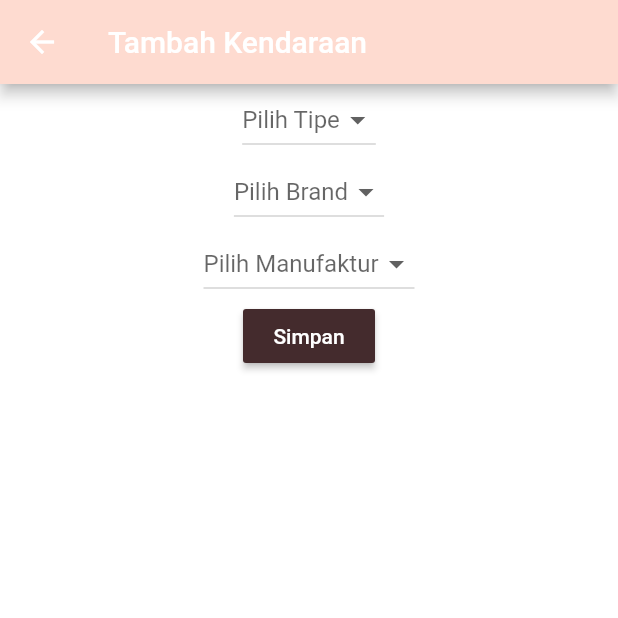
After one commit to sampurnoaji/mobile-momobill, a Flutter app: the FormInput screen opened directly, on a phone screen of 412 x 824 dp, the top half of it. The commit adds this screen. Run offline on Flutter 3.47's test engine with Material 2 defaults, Android fonts, the phone set to English and light mode, and no system bars; our stand-ins replace bloc, dartz, data_connection_checker, equatable, flutter_bloc, formz and 2 more; accounts and stored records are empty; Roboto replaces fonts that are missing (Rubik).

Commit message:
init add vehicle presentation

```diff
--- a/lib/core/presentation/util/navigator.dart
+++ b/lib/core/presentation/util/navigator.dart
@@ -1,3 +1,4 @@
 const ROUTE_LOGIN = '/login';
 const ROUTE_HOME = '/home';
 const ROUTE_TRIVIA = '/number_trivia';
+const ROUTE_ADD_VEHICLE = '/add_vehicle';
--- /dev/null
+++ b/lib/features/vehicle/add/presentation/bloc/add_vehicle_bloc.dart
@@ -0,0 +1,35 @@
+import 'dart:async';
+
+import 'package:bloc/bloc.dart';
+import 'package:equatable/equatable.dart';
+import 'package:flutter/material.dart';
+import 'package:momobill/features/vehicle/add/presentation/models/vehicle_brand.dart';
+import 'package:momobill/features/vehicle/add/presentation/models/vehicle_manufacture.dart';
+import 'package:momobill/features/vehicle/add/presentation/models/vehicle_type.dart';
+
+part 'add_vehicle_event.dart';
+part 'add_vehicle_state.dart';
+
+class AddVehicleBloc extends Bloc<AddVehicleEvent, AddVehicleState> {
+  AddVehicleBloc() : super(AddVehicleInitial());
+
+  @override
+  Stream<AddVehicleState> mapEventToState(AddVehicleEvent event) async* {
+    yield AddVehicleLoading();
+
+    if (event is AddVehicle) {
+      yield _mapAddVehicleToState(event);
+    }
+  }
+
+  _mapAddVehicleToState(AddVehicle event) {
+    final vehicleType = VehicleType.dirty(event.type ?? '');
+    final vehicleBrand = VehicleBrand.dirty(event.brand ?? '');
+    final vehicleManufacture = VehicleManufacture.dirty(event.manufacture ?? '');
+
+    if (vehicleType.invalid) return AddVehicleFailure(message: 'Lengkapi isian tipe kedaraan');
+    else if (vehicleBrand.invalid) return AddVehicleFailure(message: 'Lengkapi isian brand kedaraan');
+    else if (vehicleManufacture.invalid) return AddVehicleFailure(message: 'Lengkapi isian manufaktur kedaraan');
+    else return AddVehicleSuccess();
+  }
+}
--- /dev/null
+++ b/lib/features/vehicle/add/presentation/bloc/add_vehicle_event.dart
@@ -0,0 +1,41 @@
+part of 'add_vehicle_bloc.dart';
+
+abstract class AddVehicleEvent extends Equatable {
+  const AddVehicleEvent();
+
+  @override
+  List<Object> get props => [];
+}
+
+class VehicleTypeChanged extends AddVehicleEvent {
+  const VehicleTypeChanged(this.type);
+
+  final String type;
+
+  @override
+  List<Object> get props => [type];
+}
+
+class VehicleBrandChanged extends AddVehicleEvent {
+  final String brand;
+
+  VehicleBrandChanged(this.brand);
+
+  @override
+  List<Object> get props => [brand];
+}
+
+class VehicleManufactureChanged extends AddVehicleEvent {
+  final String manufacture;
+
+  VehicleManufactureChanged(this.manufacture);
+
+  @override
+  List<Object> get props => [manufacture];
+}
+
+class AddVehicle extends AddVehicleEvent {
+  final String type, brand, manufacture;
+
+  AddVehicle(this.type, this.brand, this.manufacture);
+}
--- /dev/null
+++ b/lib/features/vehicle/add/presentation/bloc/add_vehicle_state.dart
@@ -0,0 +1,21 @@
+part of 'add_vehicle_bloc.dart';
+
+abstract class AddVehicleState extends Equatable {
+  @override
+  List<Object> get props => [];
+}
+
+class AddVehicleInitial extends AddVehicleState {}
+
+class AddVehicleLoading extends AddVehicleState {}
+
+class AddVehicleSuccess extends AddVehicleState {}
+
+class AddVehicleFailure extends AddVehicleState {
+  final String message;
+
+  AddVehicleFailure({@required this.message});
+
+  @override
+  List<Object> get props => [message];
+}
--- /dev/null
+++ b/lib/features/vehicle/add/presentation/models/vehicle_brand.dart
@@ -0,0 +1,13 @@
+import 'package:formz/formz.dart';
+
+enum VehicleBrandValidationError { empty }
+
+class VehicleBrand extends FormzInput<String, VehicleBrandValidationError> {
+  const VehicleBrand.pure() : super.pure('');
+  const VehicleBrand.dirty([String value = '']) : super.dirty(value);
+
+  @override
+  VehicleBrandValidationError validator(String value) {
+    return value?.isNotEmpty == true ? null : VehicleBrandValidationError.empty;
+  }
+}
--- /dev/null
+++ b/lib/features/vehicle/add/presentation/models/vehicle_manufacture.dart
@@ -0,0 +1,13 @@
+import 'package:formz/formz.dart';
+
+enum VehicleManufactureValidationError { empty }
+
+class VehicleManufacture extends FormzInput<String, VehicleManufactureValidationError> {
+  const VehicleManufacture.pure() : super.pure('');
+  const VehicleManufacture.dirty([String value = '']) : super.dirty(value);
+
+  @override
+  VehicleManufactureValidationError validator(String value) {
+    return value?.isNotEmpty == true ? null : VehicleManufactureValidationError.empty;
+  }
+}
--- /dev/null
+++ b/lib/features/vehicle/add/presentation/models/vehicle_type.dart
@@ -0,0 +1,13 @@
+import 'package:formz/formz.dart';
+
+enum VehicleTypeValidationError { empty }
+
+class VehicleType extends FormzInput<String, VehicleTypeValidationError> {
+  const VehicleType.pure() : super.pure('');
+  const VehicleType.dirty([String value = '']) : super.dirty(value);
+
+  @override
+  VehicleTypeValidationError validator(String value) {
+    return value?.isNotEmpty == true ? null : VehicleTypeValidationError.empty;
+  }
+}
--- /dev/null
+++ b/lib/features/vehicle/add/presentation/pages/add_vehicle_page.dart
@@ -0,0 +1,111 @@
+import 'package:flutter/material.dart';
+import 'package:flutter_bloc/flutter_bloc.dart';
+import 'package:momobill/core/presentation/util/indicator.dart';
+import 'package:momobill/features/vehicle/add/presentation/bloc/add_vehicle_bloc.dart';
+
+import '../../../../../injection_container.dart';
+
+class AddVehiclePage extends StatelessWidget {
+  @override
+  Widget build(BuildContext context) {
+    return BlocProvider(
+        create: (_) => sl<AddVehicleBloc>(),
+        child: FormInput());
+  }
+}
+
+class FormInput extends StatefulWidget {
+  @override
+  _FormInputState createState() => _FormInputState();
+}
+
+class _FormInputState extends State<FormInput> {
+  String _selectedType, _selectedBrand, _selectedManufacture;
+  List _myFriends = ['Yonji', 'Sanji', 'Niji'];
+
+  @override
+  Widget build(BuildContext context) {
+    // ignore: close_sinks
+    final bloc = BlocProvider.of<AddVehicleBloc>(context);
+
+    return Scaffold(
+        appBar: AppBar(title: Text('Tambah Kendaraan')),
+        body: BlocListener<AddVehicleBloc, AddVehicleState>(
+          listener: (context, state) {
+            if (state is AddVehicleSuccess) {
+              successSnackBar(context, 'sukses');
+            } else if (state is AddVehicleFailure) {
+              errorSnackBar(context, state.message);
+            }
+          },
+          child: SingleChildScrollView(
+            child: Column(
+              children: [
+                DropdownButton(
+                  hint: Text("Pilih Tipe"),
+                  value: _selectedType,
+                  items: _myFriends.map((value) {
+                    return DropdownMenuItem(
+                      child: Text(value),
+                      value: value,
+                    );
+                  }).toList(),
+                  onChanged: (value) {
+                    setState(() {
+                      _selectedType = value;
+                    });
+                  },
+                ),
+                DropdownButton(
+                  hint: Text("Pilih Brand"),
+                  value: _selectedBrand,
+                  items: _myFriends.map((value) {
+                    return DropdownMenuItem(
+                      child: Text(value),
+                      value: value,
+                    );
+                  }).toList(),
+                  onChanged: (value) {
+                    setState(() {
+                      _selectedBrand = value;
+                    });
+                  },
+                ),
+                DropdownButton(
+                  hint: Text("Pilih Manufaktur"),
+                  value: _selectedManufacture,
+                  items: _myFriends.map((value) {
+                    return DropdownMenuItem(
+                      child: Text(value),
+                      value: value,
+                    );
+                  }).toList(),
+                  onChanged: (value) {
+                    setState(() {
+                      _selectedManufacture = value;
+                    });
+                  },
+                ),
+                BlocBuilder<AddVehicleBloc, AddVehicleState>(
+                    builder: (context, state) {
+                  if (state is AddVehicleLoading) {
+                    return Center(child: CircularProgressIndicator());
+                  } else {
+                    return Center(
+                        child: RaisedButton(
+                          child: Text('Simpan'),
+                          color: Theme.of(context).accentColor,
+                          textTheme: ButtonTextTheme.primary,
+                          onPressed: () {
+                            bloc.add(AddVehicle(_selectedType, _selectedBrand,
+                                _selectedManufacture));
+                          },
+                        ));
+                  }
+                })
+              ],
+            ),
+          ),
+        ));
+  }
+}
--- a/lib/injection_container.dart
+++ b/lib/injection_container.dart
@@ -6,6 +6,7 @@ import 'package:momobill/core/presentation/util/input_converter.dart';
 import 'package:momobill/features/authentication/authentication_injection.dart';
 import 'package:momobill/features/login/login_injection.dart';
 import 'package:momobill/features/trivia/number_trivia_injection.dart';
+import 'package:momobill/features/vehicle/add/add_vehicle_injection.dart';
 import 'package:shared_preferences/shared_preferences.dart';
 
 final sl = GetIt.instance;
@@ -25,4 +26,5 @@ Future<void> init() async {
   AuthenticationInjection.setupServiceLocator(sl);
   LoginInjection.setupServiceLocator(sl);
   NumberTriviaInjection.setupServiceLocator(sl);
+  AddVehicleInjection.setupServiceLocator(sl);
 }
```
Also changed, not shown: lib/core/presentation/util/indicator.dart (+18 -0 lines), lib/features/home/home_page.dart (+4 -7 lines), lib/features/login/presentation/pages/login_page.dart (+3 -10 lines), lib/features/vehicle/add/add_vehicle_injection.dart (added, +15 -0 lines), lib/main.dart (+12 -10 lines).
